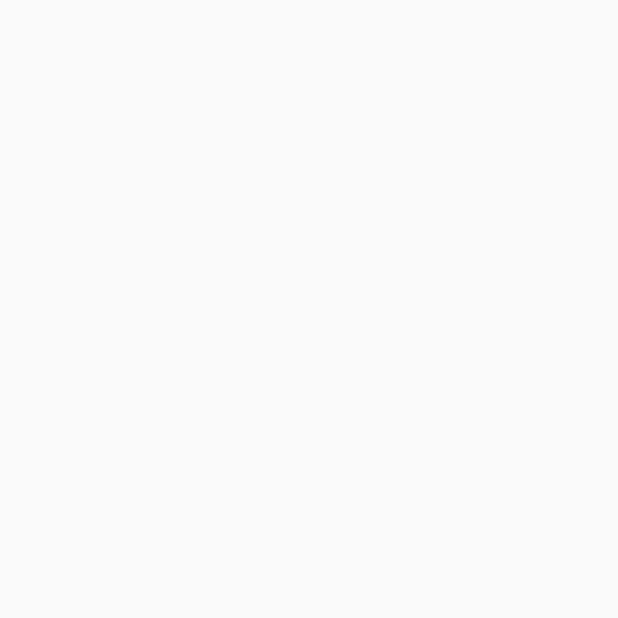
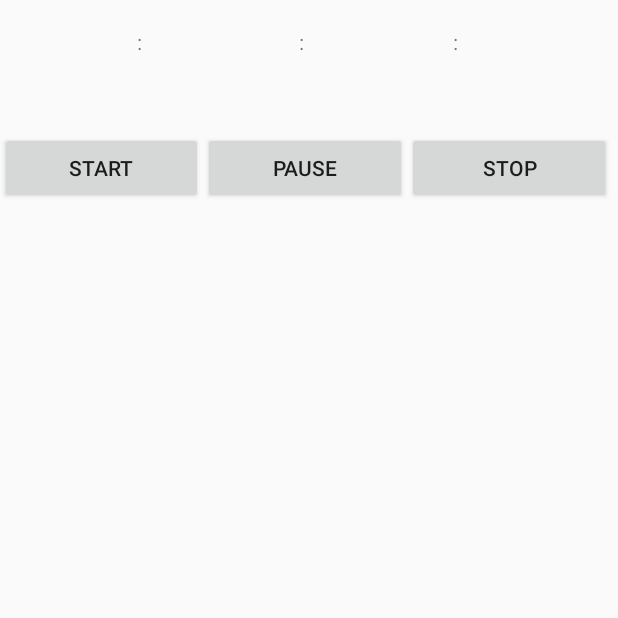
Before and after one commit to mohit008/android_repo, an Android app: the screen it shows after launch (TextDownload before the commit, StopWatch after it), on a phone screen of 412 x 824 dp, the top half of it. Before the commit the part shown is empty. Run offline under Robolectric (Android 15) with nearby library versions, the phone set to English and light mode, and no system bars.

Commit message:
add stop watch

```diff
--- a/app/build.gradle
+++ b/app/build.gradle
@@ -21,4 +21,6 @@ android {
 dependencies {
     implementation fileTree(dir: 'libs', include: ['*.jar'])
     implementation 'com.android.support:appcompat-v7:26.1.0'
+    implementation 'com.android.support.constraint:constraint-layout:1.1.0'
+    implementation 'com.android.support:design:26.1.0'
 }
--- a/app/src/main/AndroidManifest.xml
+++ b/app/src/main/AndroidManifest.xml
@@ -2,7 +2,7 @@
 <manifest xmlns:android="http://schemas.android.com/apk/res/android"
     package="com.mohit.program">
 
-    <uses-permission android:name="android.permission.INTERNET"/>
+    <uses-permission android:name="android.permission.INTERNET" />
 
     <application
         android:allowBackup="true"
@@ -11,7 +11,7 @@
         android:roundIcon="@mipmap/ic_launcher_round"
         android:supportsRtl="true"
         android:theme="@style/AppTheme">
-        <activity android:name=".text_download.TextDownload">
+        <activity android:name=".stop_watch.StopWatch">
             <intent-filter>
                 <action android:name="android.intent.action.MAIN" />
 
--- /dev/null
+++ b/app/src/main/java/com/mohit/program/stop_watch/StopWatch.java
@@ -0,0 +1,201 @@
+package com.mohit.program.stop_watch;
+
+import android.app.Activity;
+import android.os.Bundle;
+import android.os.Handler;
+import android.os.SystemClock;
+import android.view.View;
+import android.widget.Button;
+import android.widget.TextView;
+
+import com.mohit.program.R;
+
+
+/**
+ * This is a simple example stop watch
+ * contains start,pause and stop function.
+ * it is completed on Tuesday January 21,2014
+ *
+ * Created by Mohit Soni on January 21,2014
+ */
+
+public class StopWatch extends Activity {
+
+    // objects
+    private static TextView hour, min, sec, mili, current;
+    private static Button update, stop, pause;
+
+    // run thread */
+    static Handler han = new Handler();
+
+    final static Thread clock = new Thread(new Clock());
+    final static Thread stop_clock = new Thread(new StopClock());
+    final static Thread resume = new Thread(new Resume());
+    final static Thread paused = new Thread(new Paused());
+
+    // local variables
+    private static boolean ok = false;
+    static long starttime = 0L;
+    static long timeswap = 0L;
+    static long finaltime = 0L;
+    static long currentTime = 0L;
+
+    @Override
+    public void onCreate(Bundle savedInstanceState) {
+        super.onCreate(savedInstanceState);
+        setContentView(R.layout.stop_watch);
+
+        hour = (TextView) findViewById(R.id.hour);
+        min = (TextView) findViewById(R.id.min);
+        sec = (TextView) findViewById(R.id.sec);
+        mili = (TextView) findViewById(R.id.mili);
+        update = (Button) findViewById(R.id.start);
+        pause = (Button) findViewById(R.id.pause);
+        stop = (Button) findViewById(R.id.stop);
+        current = (TextView) findViewById(R.id.textView1);
+
+        // click listener
+        pause.setOnClickListener(new View.OnClickListener() {
+
+            @Override
+            public void onClick(View v) {
+
+                if (ok) {
+                    // pause
+                    timeswap = +currentTime;
+                    current.setText(Long.toString(timeswap));
+
+                    // set paused value
+                    han.postDelayed(paused, 0);
+                }
+                pause.setEnabled(false);
+                update.setEnabled(true);
+                stop.setEnabled(false);
+
+				// changing ok value for other button to access
+                ok = false;
+            }
+        });
+
+        update.setOnClickListener(new View.OnClickListener() {
+
+            @Override
+            public void onClick(View v) {
+                if (!ok) {
+					// resume
+                    if (currentTime > timeswap) {
+                        starttime = SystemClock.uptimeMillis();
+                        han.postDelayed(resume, 0);
+
+                    } else {
+					// start new
+                        starttime = SystemClock.uptimeMillis();
+                        han.postDelayed(clock, 0);
+                    }
+
+                }
+                pause.setEnabled(true);
+                update.setEnabled(false);
+                stop.setEnabled(true);
+
+                ok = true;
+            }
+        });
+        stop.setOnClickListener(new View.OnClickListener() {
+
+            @Override
+            public void onClick(View v) {
+                if (ok) {
+                    starttime = SystemClock.uptimeMillis();
+                    han.postDelayed(stop_clock, 0);
+                }
+                stop.setEnabled(false);
+                update.setEnabled(true);
+                pause.setEnabled(false);
+
+                ok = false;
+            }
+        });
+    }
+
+    /**
+     * making thread to calculate and setting data
+     */
+    public static class Clock implements Runnable {
+        @Override
+        public void run() {
+
+            currentTime = (int) ((SystemClock.uptimeMillis()) - starttime);
+            int milis = (int) ((currentTime));
+            int second = (int) ((currentTime / 1000) % 60);
+            int mini = (int) (((currentTime / 1000) / 60) % 60);
+            int hours = (int) ((((currentTime / 1000) / 3600)) % 24);
+
+            mili.setText(Integer.toString(milis));
+            sec.setText(Integer.toString(second));
+            min.setText(Integer.toString(mini));
+            hour.setText(Integer.toString(hours));
+            han.postDelayed(this, 0);
+        }
+    }
+
+    public static class Resume implements Runnable {
+        @Override
+        public void run() {
+					/*transfer paused value to watch to resume*/
+            currentTime = (int) (((SystemClock.uptimeMillis()) - starttime) + timeswap);
+            int milis = (int) ((currentTime));
+            int second = (int) ((currentTime / 1000) % 60);
+            int mini = (int) (((currentTime / 1000) / 60) % 60);
+            int hours = (int) ((((currentTime / 1000) / 3600)) % 24);
+
+            mili.setText(Integer.toString(milis));
+            sec.setText(Integer.toString(second));
+            min.setText(Integer.toString(mini));
+            hour.setText(Integer.toString(hours));
+            han.postDelayed(this, 0);
+        }
+    }
+
+    public static class StopClock implements Runnable {
+        @Override
+        public void run() {
+            currentTime = (int) (SystemClock.uptimeMillis() - starttime);
+            mili.setText(Integer.toString(0));
+            sec.setText(Integer.toString(0));
+            min.setText(Integer.toString(0));
+            hour.setText(Integer.toString(0));
+            han.postDelayed(this, 0);
+        }
+    }
+
+    /**
+     * This is to show the time at where watch is stopped it does not provide any calculation
+     **/
+    public static class Paused implements Runnable {
+        @Override
+        public void run() {
+            int milis = (int) ((timeswap));
+            int second = (int) ((timeswap / 1000) % 60);
+            int mini = (int) (((timeswap / 1000) / 60) % 60);
+            int hours = (int) ((((timeswap / 1000) / 3600)) % 24);
+            mili.setText(Integer.toString(milis));
+            sec.setText(Integer.toString(second));
+            min.setText(Integer.toString(mini));
+            hour.setText(Integer.toString(hours));
+            han.postDelayed(this, 0);
+        }
+    }
+
+    @Override
+    public void onBackPressed() {
+        this.finish();
+        super.onBackPressed();
+    }
+
+    @Override
+    protected void onRestart() {
+        new Paused();
+        super.onRestart();
+    }
+}
--- /dev/null
+++ b/app/src/main/res/layout/stop_watch.xml
@@ -0,0 +1,115 @@
+<LinearLayout xmlns:android="http://schemas.android.com/apk/res/android"
+    android:layout_width="match_parent"
+    android:layout_height="match_parent"
+    android:orientation="vertical">
+
+
+    <LinearLayout
+        android:layout_width="match_parent"
+        android:layout_height="?android:actionBarSize"
+        android:orientation="horizontal"
+        android:weightSum="1">
+        <!-- hours -->
+        <TextView
+            android:id="@+id/hour"
+            android:layout_width="0dp"
+            android:layout_height="match_parent"
+            android:layout_weight=".2"
+            android:text=""
+            android:gravity="center"
+            android:textSize="25sp"/>
+
+        <TextView
+            android:layout_width="0dp"
+            android:layout_height="match_parent"
+            android:layout_marginLeft="5dp"
+            android:layout_weight=".05"
+            android:gravity="center"
+            android:text=":" />
+
+        <!-- miniute -->
+        <TextView
+            android:id="@+id/min"
+            android:layout_width="0dp"
+            android:layout_height="match_parent"
+            android:layout_marginLeft="5dp"
+            android:layout_weight=".2"
+            android:text=""
+            android:gravity="center"
+            android:textSize="25sp"/>
+
+        <TextView
+            android:layout_width="0dp"
+            android:layout_height="match_parent"
+            android:layout_marginLeft="5dp"
+            android:layout_weight=".05"
+            android:gravity="center"
+            android:text=":" />
+
+        <!-- seconds -->
+        <TextView
+            android:id="@+id/sec"
+            android:layout_width="0dp"
+            android:layout_height="match_parent"
+            android:layout_marginLeft="5dp"
+            android:layout_weight=".2"
+            android:text=""
+            android:gravity="center"
+            android:textSize="25sp"/>
+
+        <TextView
+            android:layout_width="0dp"
+            android:layout_height="match_parent"
+            android:layout_weight=".05"
+            android:gravity="center"
+            android:text=":" />
+
+        <!-- millisecond -->
+        <TextView
+            android:id="@+id/mili"
+            android:layout_width="0dp"
+            android:layout_height="match_parent"
+            android:layout_weight=".25"
+            android:text=""
+            android:gravity="center"
+            android:textSize="25sp"/>
+    </LinearLayout>
+
+    <LinearLayout
+        android:layout_width="match_parent"
+        android:layout_height="?android:actionBarSize"
+        android:layout_marginTop="32dp"
+        android:orientation="horizontal"
+        android:weightSum="1">
+
+        <Button
+            android:id="@+id/start"
+            android:layout_width="0dp"
+            android:layout_height="wrap_content"
+            android:layout_weight=".33"
+            android:text="Start" />
+
+        <Button
+            android:id="@+id/pause"
+            android:layout_width="0dp"
+            android:layout_height="wrap_content"
+            android:layout_weight=".33"
+            android:text="Pause" />
+
+        <Button
+            android:id="@+id/stop"
+            android:layout_width="0dp"
+            android:layout_height="wrap_content"
+            android:layout_weight=".33"
+            android:text="Stop" />
+    </LinearLayout>
+
+
+    <!-- show complete time, this is only for verifing purpus you can omit this one -->
+    <TextView
+        android:id="@+id/textView1"
+        android:layout_width="match_parent"
+        android:layout_height="50dp"
+        android:text="" />
+
+</LinearLayout>
--- /dev/null
+++ b/app/src/main/res/values/dimens.xml
@@ -0,0 +1,3 @@
+<resources>
+    <dimen name="fab_margin">16dp</dimen>
+</resources>
--- a/app/src/main/res/values/strings.xml
+++ b/app/src/main/res/values/strings.xml
@@ -1,3 +1,5 @@
 <resources>
     <string name="app_name">Programs</string>
+    <string name="title_activity_maictivity">Maictivity</string>
+    <string name="title_activity_main">Main</string>
 </resources>
```
Also changed, not shown: app/src/main/res/values/styles.xml (+9 -0 lines).
